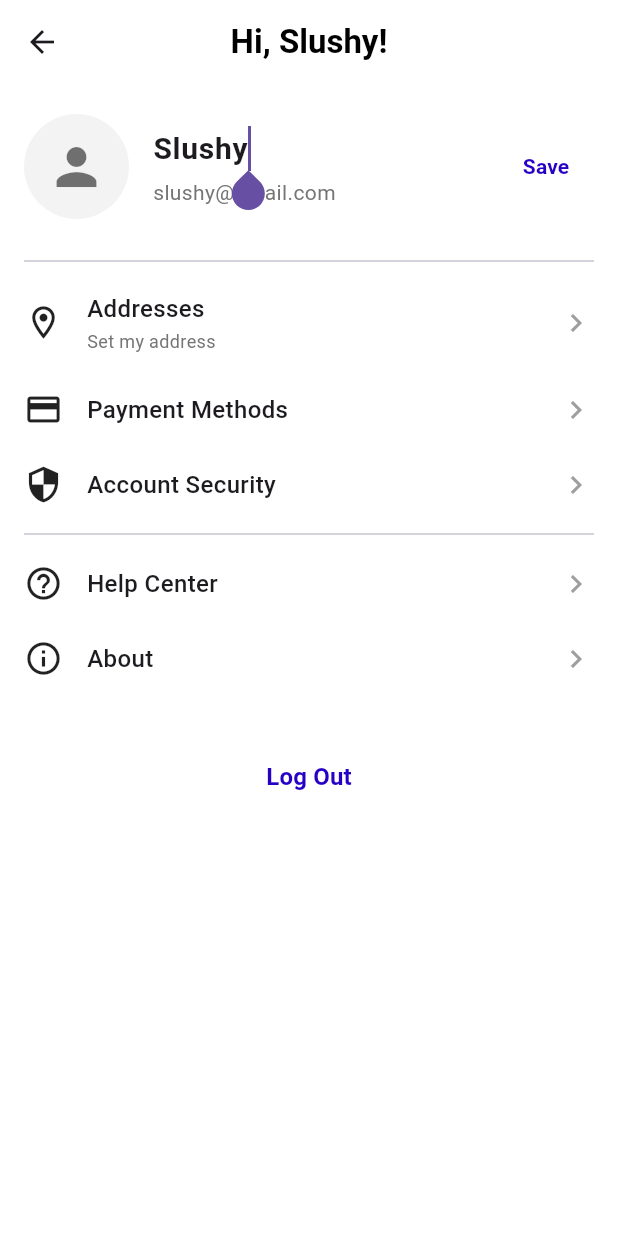
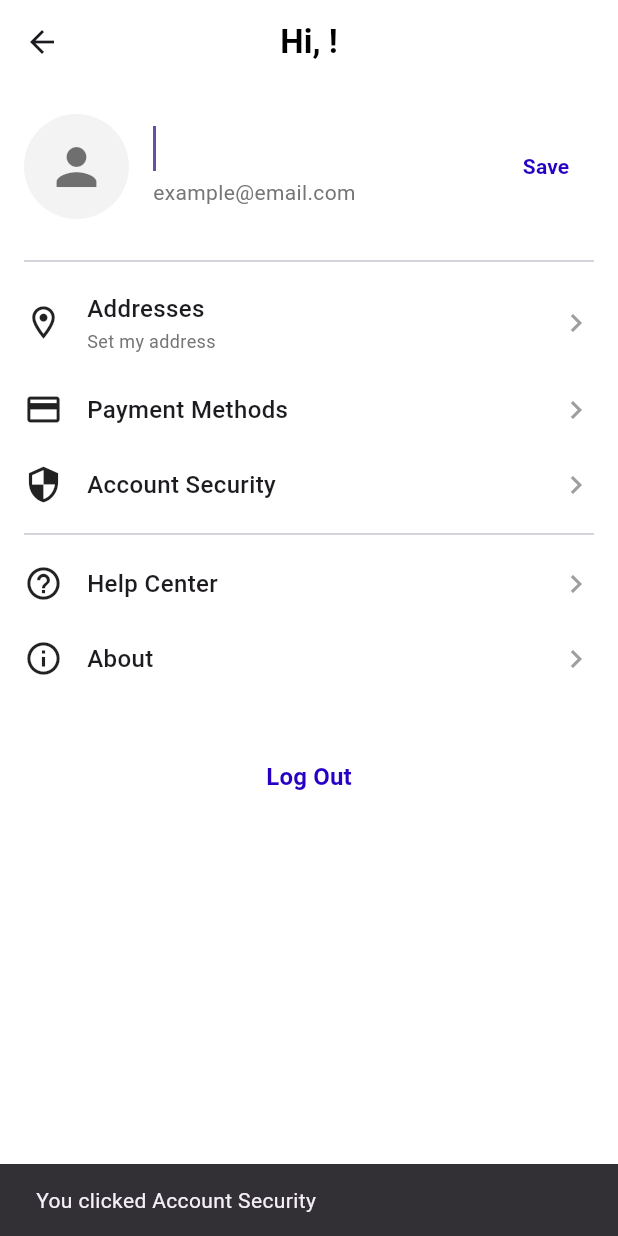
Before and after one commit to Darrell30/Food-Delivery-App, a Flutter app: the ProfilePage screen opened directly, after a tap on "Edit", after a tap on "Account Security", on a phone screen of 412 x 824 dp. Run offline on Flutter 3.47's test engine with Material 3 defaults, Android fonts, the light colour scheme and no system bars; our stand-ins replace geocoding, geolocator, google_maps_flutter, shared_preferences; accounts and stored records are empty.

Commit message:
Added shared_preferences package usage to profile.dart so it saves the users name and address when you open the app

```diff
--- a/lib/profile/map_screen.dart
+++ b/lib/profile/map_screen.dart
@@ -13,7 +13,7 @@ class MapScreen extends StatefulWidget {
 
 class _MapScreenState extends State<MapScreen> {
   static const _initialCameraPosition = CameraPosition(
-    target: LatLng(-6.2088, 106.8456), // Jakarta
+    target: LatLng(-6.2088, 106.8456),
     zoom: 14.0,
   );
 
@@ -125,7 +125,6 @@ class _MapScreenState extends State<MapScreen> {
                       final address =
                           await _getAddressFromLatLng(_pickedLocation!);
 
-                      // ✅ Simpan ke SharedPreferences
                       await _saveAddress(address);
 
                       if (mounted) {
--- a/lib/profile/profile.dart
+++ b/lib/profile/profile.dart
@@ -1,4 +1,5 @@
 import 'package:flutter/material.dart';
+import 'package:shared_preferences/shared_preferences.dart';
 import 'map_screen.dart';
 import 'screens/payment_methods_screen.dart';
 
@@ -10,18 +11,34 @@ class ProfilePage extends StatefulWidget {
 }
 
 class _ProfilePageState extends State<ProfilePage> {
-  String _userName = "Slushy"; // Default name
+  String _userName = "Enter Your Name";
+  String _currentAddress = "Set my address";
+
   late final TextEditingController _nameController;
   bool _isEditing = false;
-  String _currentAddress = "Set my address";
 
-  // Using the accent color from your HomeScreen
   static const Color accentColor = Color.fromRGBO(39, 0, 197, 1);
 
   @override
   void initState() {
     super.initState();
     _nameController = TextEditingController(text: _userName);
+    _loadData();
+  }
+
+  Future<void> _loadData() async {
+    final prefs = await SharedPreferences.getInstance();
+
+    setState(() {
+      _userName = prefs.getString('userName') ?? 'Enter Your Name';
+      _currentAddress = prefs.getString('userAddress') ?? 'Set my address';
+      _nameController.text = _userName;
+    });
+  }
+
+  Future<void> _saveData(String key, String value) async {
+    final prefs = await SharedPreferences.getInstance();
+    await prefs.setString(key, value);
   }
 
   void _toggleEdit() {
@@ -29,6 +46,7 @@ class _ProfilePageState extends State<ProfilePage> {
       if (_isEditing) {
         _userName = _nameController.text;
         FocusScope.of(context).unfocus();
+        _saveData('userName', _userName);
       }
       _isEditing = !_isEditing;
     });
@@ -43,8 +61,22 @@ class _ProfilePageState extends State<ProfilePage> {
     if (result != null && result is String) {
       setState(() {
         _currentAddress = result;
+        _saveData('userAddress', _currentAddress);
       });
     }
+  }
+
+  // --- NEW: Reusable function to show a SnackBar ---
+  void _showSnackBar(String message) {
+    // Hide any existing SnackBars
+    ScaffoldMessenger.of(context).hideCurrentSnackBar();
+    // Show the new one
+    ScaffoldMessenger.of(context).showSnackBar(
+      SnackBar(
+        content: Text(message),
+        duration: const Duration(seconds: 2),
+      ),
+    );
   }
 
   @override
@@ -92,18 +124,21 @@ class _ProfilePageState extends State<ProfilePage> {
           _buildMenuListItem(
             icon: Icons.security_outlined,
             title: "Account Security",
-            onTap: () {},
+            // Updated onTap
+            onTap: () => _showSnackBar("You clicked Account Security"),
           ),
           const Divider(),
           _buildMenuListItem(
             icon: Icons.help_outline,
             title: "Help Center",
-            onTap: () {},
+            // Updated onTap
+            onTap: () => _showSnackBar("You clicked Help Center"),
           ),
           _buildMenuListItem(
             icon: Icons.info_outline,
             title: "About",
-            onTap: () {},
+            // Updated onTap
+            onTap: () => _showSnackBar("You clicked About"),
           ),
           const SizedBox(height: 30),
           _buildLogoutButton(),
@@ -112,7 +147,6 @@ class _ProfilePageState extends State<ProfilePage> {
     );
   }
 
-  // Header widget styled like HomeScreen
   Widget _buildHeader() {
     return Row(
       children: [
@@ -149,7 +183,7 @@ class _ProfilePageState extends State<ProfilePage> {
                     ),
               const SizedBox(height: 4),
               Text(
-                "slushy@email.com", // Placeholder email
+                "example@email.com", // Placeholder email
                 style: TextStyle(fontSize: 14, color: Colors.grey[600]),
               ),
             ],
@@ -166,7 +200,6 @@ class _ProfilePageState extends State<ProfilePage> {
     );
   }
 
-  // A cleaner list item to match the new style
   Widget _buildMenuListItem({
     required IconData icon,
     required String title,
@@ -208,12 +241,10 @@ class _ProfilePageState extends State<ProfilePage> {
     );
   }
 
-  // Logout button styled with the red accent color
   Widget _buildLogoutButton() {
     return TextButton(
-      onPressed: () {
-        // Handle logout logic
-      },
+      // Updated onPressed
+      onPressed: () => _showSnackBar("You clicked Log Out"),
       child: const Text(
         "Log Out",
         style: TextStyle(
```
Also changed, not shown: lib/profile/screens/payment_methods_screen.dart (+3 -11 lines), pubspec.lock.
